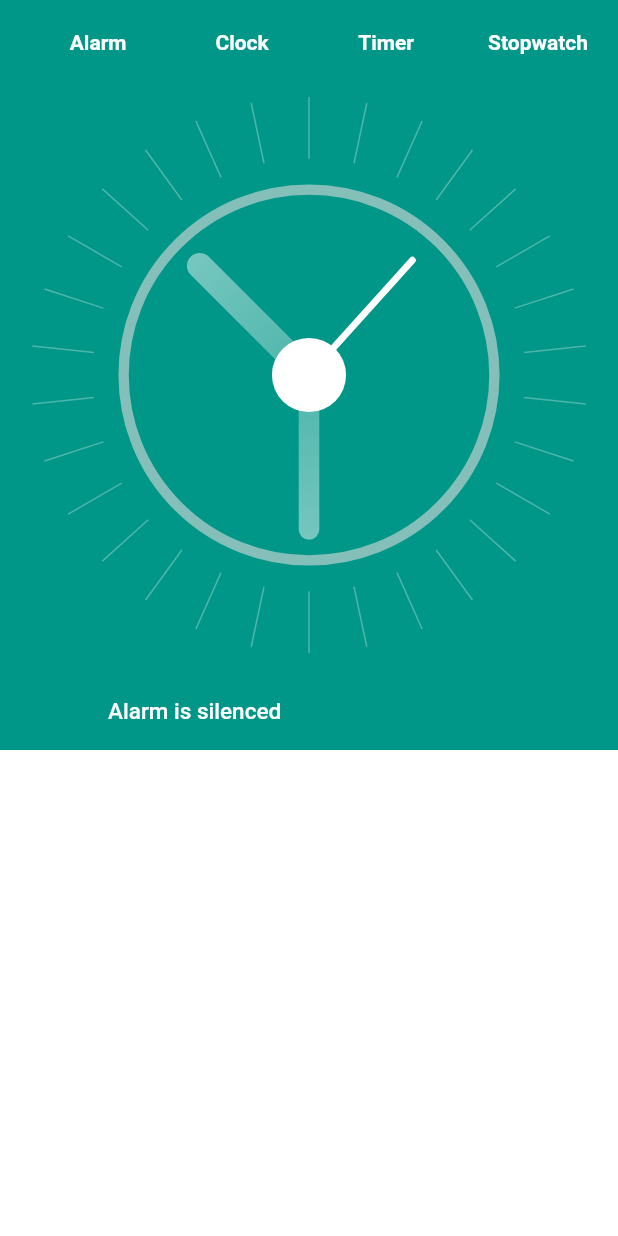
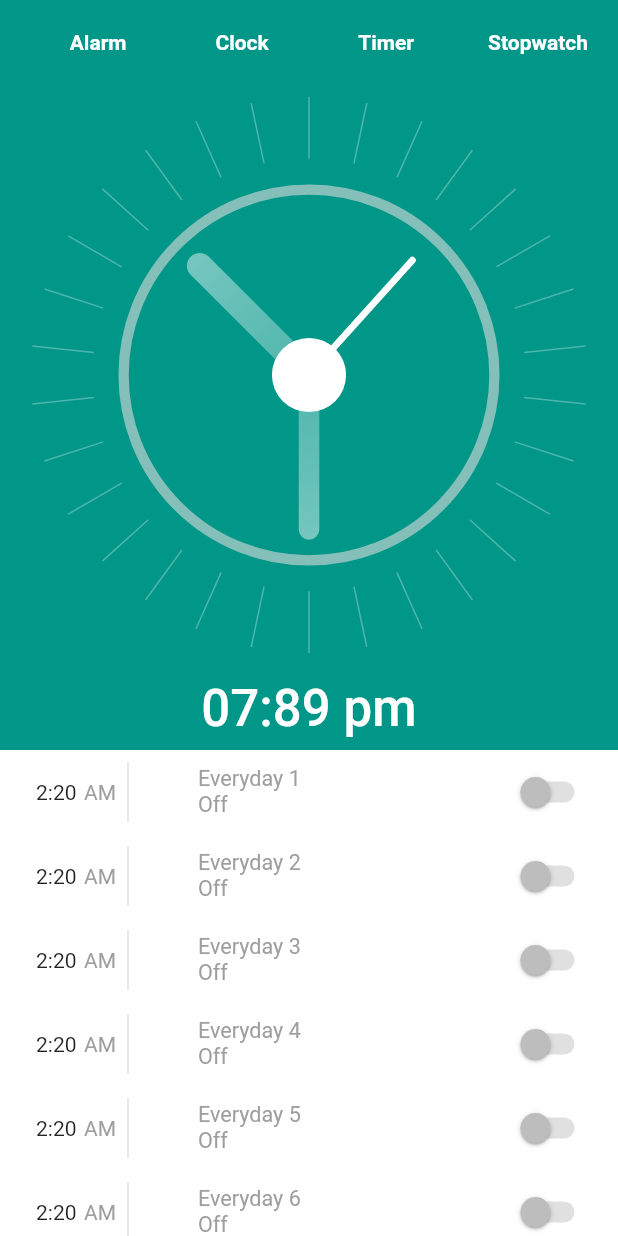
Before and after one commit to ZainNaqvi/Alarm-Flutter-App-SQFLITE, a Flutter app: the screen it shows after launch, on a phone screen of 412 x 824 dp. Run offline on Flutter 3.47's test engine with Material 2 defaults, Android fonts, the light colour scheme and no system bars.

Commit message:
home screen is completed

```diff
--- a/lib/screens/home.dart
+++ b/lib/screens/home.dart
@@ -12,13 +12,22 @@ class HomeScreen extends StatelessWidget {
         reverse: false,
         slivers: <Widget>[
           SliverAppBar(
+            bottom: AppBar(
+              backgroundColor: Colors.teal,
+              elevation: 0,
+              centerTitle: true,
+              title: Text(
+                "07:89 pm",
+                style: TextStyle(fontSize: 34),
+              ),
+            ),
+            pinned: true,
             expandedHeight: 500.0,
             backgroundColor: Colors.teal,
             flexibleSpace: FlexibleSpaceBar(
-                title: Text('Alarm is silenced', textScaleFactor: 0.5),
+              collapseMode: CollapseMode.parallax,
+              centerTitle: true,
               background: Container(
-                  width: 100,
-                  height: 100,
                 child: ClockView(
                   size: 100,
                 ),
@@ -31,8 +40,57 @@ class HomeScreen extends StatelessWidget {
               appbarButtons(title: 'Stopwatch'),
             ],
           ),
+          SliverList(
+            delegate: SliverChildBuilderDelegate(
+              (_, int index) {
+                return ListTile(
+                  leading: Container(
+                    padding: EdgeInsets.all(8),
+                    width: 100,
+                    child: Row(
+                      children: [
+                        Text('2:20'),
+                        SizedBox(
+                          width: 5,
+                        ),
+                        Text(
+                          'AM',
+                          style: TextStyle(color: Colors.grey),
+                        ),
+                        VerticalDivider(
+                          color: Colors.grey[150],
+                          thickness: 1,
+                        ),
                       ],
-        ));
+                    ),
+                  ),
+                  title: Row(
+                    mainAxisAlignment: MainAxisAlignment.spaceBetween,
+                    children: [
+                      Column(
+                        crossAxisAlignment: CrossAxisAlignment.start,
+                        children: [
+                          Text(
+                            'Everyday ${index + 1}',
+                            textScaleFactor: 0.9,
+                            style: TextStyle(color: Colors.grey),
+                          ),
+                          Text('Off',
+                              textScaleFactor: 0.9,
+                              style: TextStyle(color: Colors.grey)),
+                        ],
+                      ),
+                      Switch(value: false, onChanged: null),
+                    ],
+                  ),
+                );
+              },
+              childCount: 10,
+            ),
+          ),
+        ],
+      ),
+    );
   }
 
   Padding appbarButtons({required String title}) {
```
Lines whose indentation alone changed are shown as unchanged.
